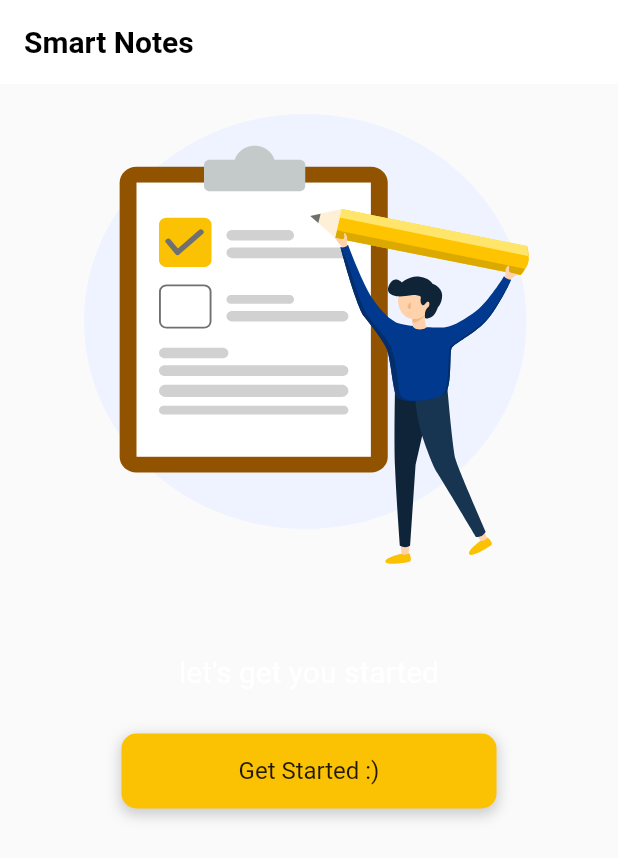
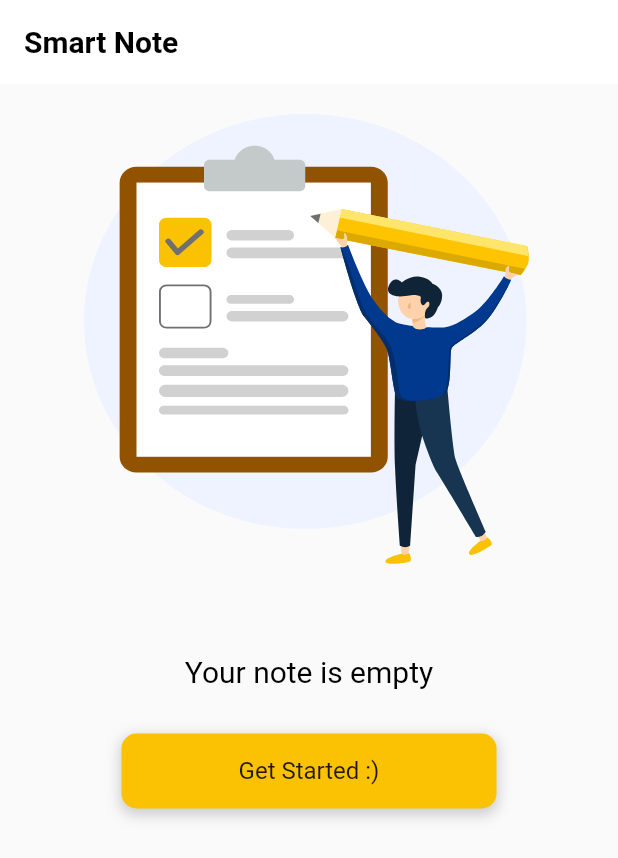
Before and after one commit to viktorvoltz/smartnote, a Flutter app: the screen it shows after launch, on a phone screen of 412 x 824 dp. Shown: the top 858 px of the screen. Run offline on Flutter 3.47's test engine with Material 2 defaults, Android fonts, the phone set to English and light mode, and no system bars; our stand-ins replace avatar_glow, flutter_local_notifications, flutter_svg, image_picker, speech_to_text, sqflite; missing offline and left inert: highlight_text; accounts and stored records are empty.

Commit message:
solved empty note condition bug

```diff
--- a/lib/providers/note_provider.dart
+++ b/lib/providers/note_provider.dart
@@ -56,4 +56,5 @@ class NoteProvider {
     );
   }
 
+
 }
--- a/lib/screens/edit_screen.dart
+++ b/lib/screens/edit_screen.dart
@@ -92,7 +92,7 @@ class _EditScreenState extends State<EditScreen> {
 
   Future<void> _imageFromGallery() async {
     File image = await ImagePicker.pickImage(
-        source: ImageSource.gallery, imageQuality: 100);
+        source: ImageSource.gallery,  maxWidth: 600,);
     setState(() {
       _storedImage = image;
     });
--- a/lib/screens/empty_note.dart
+++ b/lib/screens/empty_note.dart
@@ -6,6 +6,11 @@ class EmptyNote extends StatelessWidget {
   @override
   Widget build(BuildContext context) {
     return Scaffold(
+      appBar: AppBar(
+        title: Text('Smart Note', style: TextStyle(fontSize: 20, fontFamily: 'Roboto', color: Colors.black)),
+        backgroundColor: Colors.white,
+        elevation: 0,
+      ),
         body: Container(
       alignment: Alignment.center,
       margin: EdgeInsets.only(top: 20),
@@ -25,9 +30,9 @@ class EmptyNote extends StatelessWidget {
             ),
             Container(
               child: Text(
-                'let\'s get you started',
+                'Your note is empty',
                 textAlign: TextAlign.center,
-                style: TextStyle(fontSize: 20, fontFamily: 'Roboto'),
+                style: TextStyle(fontSize: 20, fontFamily: 'Roboto', color: Colors.black),
               ),
             ),
             SizedBox(
--- a/lib/screens/homescreen.dart
+++ b/lib/screens/homescreen.dart
@@ -1,7 +1,10 @@
 import 'package:flutter/material.dart';
+import 'package:path/path.dart';
 import 'package:smartnote/inherited_widget/note_inherited_widget.dart';
+import 'package:smartnote/providers/note_provider.dart';
 import 'note_llist.dart';
 import 'empty_note.dart';
+import 'package:sqflite/sqflite.dart';
 
 class HomeScreen extends StatefulWidget {
 
@@ -10,35 +13,51 @@ class HomeScreen extends StatefulWidget {
 }
 
 class HomeScreenState extends State<HomeScreen> {
-  List<Map<String, dynamic>> get _notes => NoteInheritedWidget.of(context).notes;
+  //List<Map<String, dynamic>> get _notes => NoteInheritedWidget.of(context).notes;
+
 
   bool appState = true;
+  int count;
+  static Database db;
 
-  void change(){
-    if (_notes.isEmpty){
-      setState(() {
-        appState = false;
-      });
-    }
+
+  void tableIsEmpty()async{
+    db = await openDatabase(join(await getDatabasesPath(), 'notes.db'),
+        version: 1, onCreate: (Database db, int version) async {
+      db.execute('''
+        CREATE TABLE Notes(
+          id INTEGER PRIMARY KEY AUTOINCREMENT,
+          title TEXT,
+          text TEXT,
+          time TEXT,
+          photo TEXT,
+          stext TEXT
+        );
+      ''');
+    });
+
+    //if (db == null || !db.isOpen){
+    //  await NoteProvider.getNoteList();
+    //}
+    var x = await db.rawQuery('SELECT COUNT(*) FROM Notes');
+    setState(() {
+      count = Sqflite.firstIntValue(x);
+    });
+    print(count);
   }
 
+
   @override
-  void didChangeDependencies() {
-    change();
-    super.didChangeDependencies();
+  void initState(){
+    tableIsEmpty();
+    super.initState();
   }
+
 
   @override
   Widget build(BuildContext context) {
+    print('checking $count');
     //double size = MediaQuery.of(context).size.height;
-    return Scaffold(
-      appBar: AppBar(
-        title: const Text('Smart Notes', style: TextStyle(color: Colors.black),),
-        backgroundColor: Colors.white,
-        elevation: 0
-      ),
-
-      body: appState ? NoteList() : EmptyNote()
-    );
+    return count == 0 ? Scaffold(body: EmptyNote()) : NoteList();
   }
 }
```
